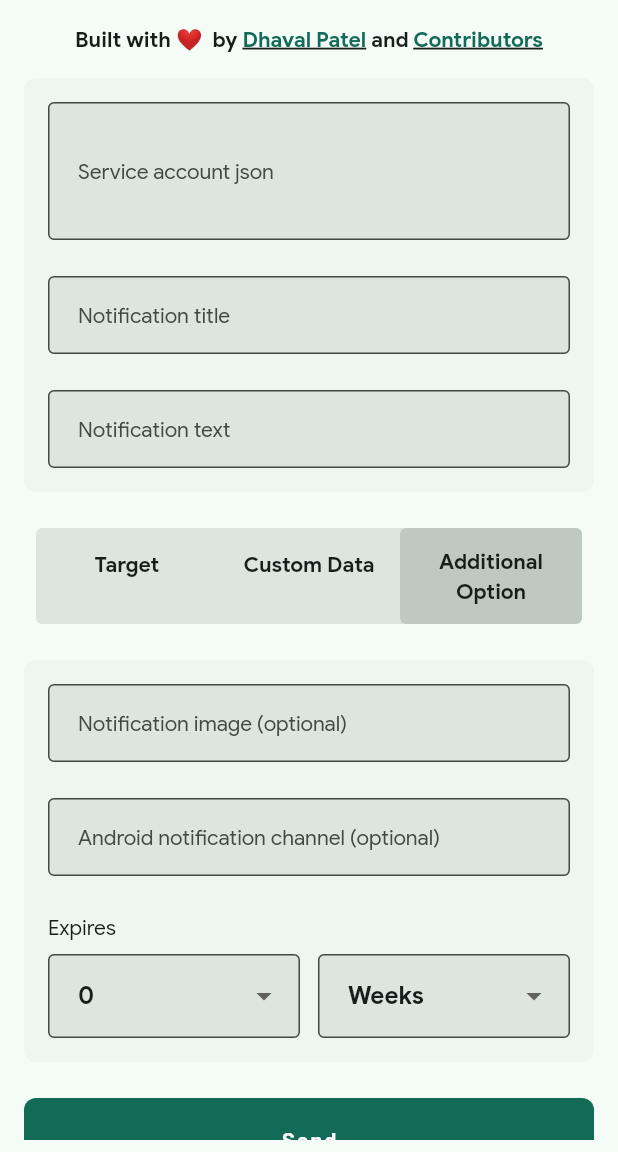
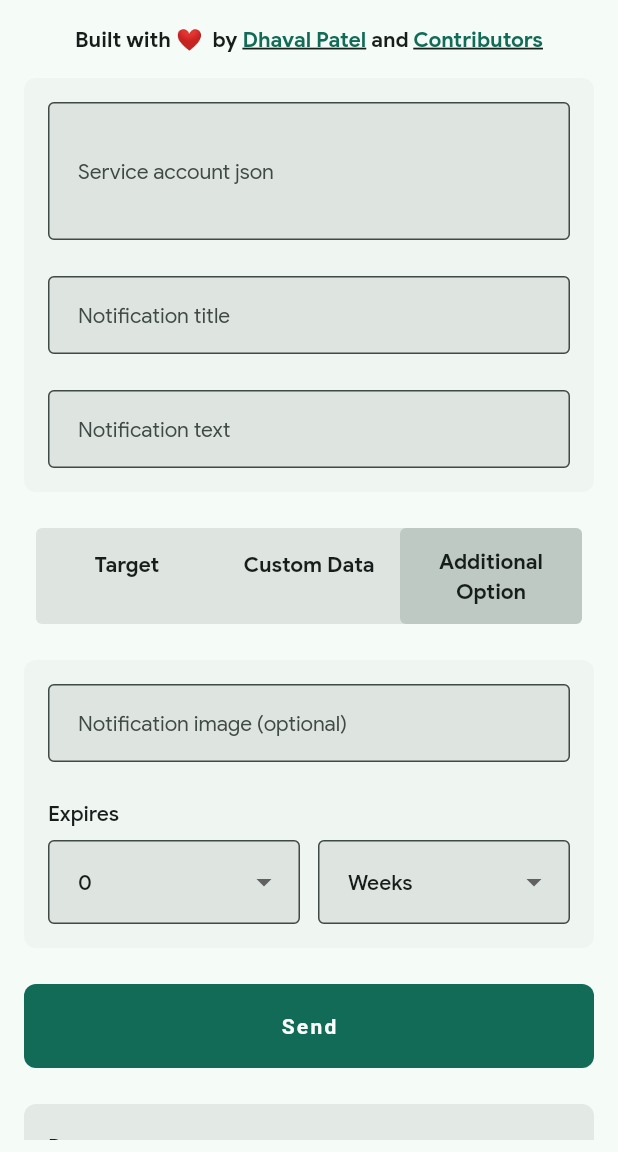
Before and after one commit to Dhaval2404/firebase-messaging-console, a Flutter app: the screen it shows after launch, after a tap on "Custom Data", after a tap on "Additional Option", on a phone screen of 412 x 824 dp, the part 84-1236 px from its top. Run offline on Flutter 3.47's test engine with Material 3 defaults, Android fonts, the phone set to English and light mode, and no system bars; our stand-ins replace dio, flutter_bloc, googleapis_auth; generated files the repository leaves out were written again.

Commit message:
Code fixes

```diff
--- a/lib/data/model/firebase_message.dart
+++ b/lib/data/model/firebase_message.dart
@@ -82,7 +82,7 @@ class AndroidConfig {
   Map<String, dynamic> toJson() {
     final map = <String, dynamic>{};
     map["priority"] = priority;
-    // map["ttl"] = ttl;
+    if (ttl > 0) map["ttl"] = ttl;
     return map;
   }
 }
--- a/lib/l10n/app_en.arb
+++ b/lib/l10n/app_en.arb
@@ -8,7 +8,7 @@
   "contributionInfo_and": " and ",
   "contributionInfo_contributors": "Contributors",
   "console_responseBody_title": "Response",
-  "console_responseBody_status_label": "Status\\t\\t",
+  "console_responseBody_status_label": "Status:\t\t",
   "console_responseBody_emptyResponse_message": "Click Send to get a response",
   "console_responseBody_inProgressResponse_message": "Sending a request",
   "console_responseBody_invalidResponse_message": "Could not sent request",
@@ -33,6 +33,10 @@
   "console_customData_value_label": "Value",
   "console_customData_value_hint": "Enter optional value",
   "console_additionalOption_title": "Additional Option",
+  "console_additionalOption_imageUrlInput_label": "Notification image (optional)",
+  "console_additionalOption_imageUrlInput_hint": "Example: https://yourapp.com/image.png",
+  "console_additionalOption_imageUrlInput_invalidError": "Please enter valid image url",
+  "console_additionalOption_expires_label": "Expires",
   "console_additionalOption_duration_weeks_label": "Weeks",
   "console_additionalOption_duration_days_label": "Days",
   "console_additionalOption_duration_hours_label": "Hours",
--- a/lib/ui/console/console_cubit.dart
+++ b/lib/ui/console/console_cubit.dart
@@ -1,4 +1,5 @@
 import 'package:fcm_app_tester/data/model/firebase_message.dart';
+import 'package:fcm_app_tester/data/model/message_duration.dart';
 import 'package:fcm_app_tester/data/model/service_account.dart';
 import 'package:fcm_app_tester/data/network/call_result.dart';
 import 'package:fcm_app_tester/data/network/console_repository.dart';
@@ -24,6 +25,9 @@ class ConsoleCubit extends Cubit<ConsoleState> {
   final tokenController = TextEditingController();
 
   final imageController = TextEditingController();
+
+  MessageDuration duration = MessageDuration.weeks;
+  int durationValue = 0;
 
   final Map<TextEditingController, TextEditingController> customData = {};
 
@@ -90,7 +94,9 @@ class ConsoleCubit extends Cubit<ConsoleState> {
           body: textController.text.trim(),
           image: imageController.text.trim(),
         ),
-        android: AndroidConfig(),
+        android: AndroidConfig(
+          ttl: duration.getDuration(durationValue).inSeconds
+        ),
         data: data,
       ),
     );
--- a/lib/ui/console/form/additional_option_form.dart
+++ b/lib/ui/console/form/additional_option_form.dart
@@ -1,4 +1,5 @@
 import 'package:fcm_app_tester/data/model/message_duration.dart';
+import 'package:fcm_app_tester/extension/build_context_extension.dart';
 import 'package:fcm_app_tester/ui/console/console_cubit.dart';
 import 'package:fcm_app_tester/ui/widget/app_text_field.dart';
 import 'package:fcm_app_tester/util/string_util.dart';
@@ -13,11 +14,6 @@ class AdditionalOptionForm extends StatefulWidget {
 }
 
 class AdditionalOptionFormState extends State<AdditionalOptionForm> {
-  MessageDuration _duration = MessageDuration.weeks;
-  int _durationValue = 0;
-
-  final _androidChannelController = TextEditingController();
-
   @override
   Widget build(BuildContext context) {
     final cubit = context.read<ConsoleCubit>();
@@ -40,32 +36,26 @@ class AdditionalOptionFormState extends State<AdditionalOptionForm> {
     var cubit = context.read<ConsoleCubit>();
     return <Widget>[
       AppTextField(
-        labelText: "Notification image (optional)",
-        hintText: "Example: https://yourapp.com/image.png",
+        labelText: context.l10n.console_additionalOption_imageUrlInput_label,
+        hintText: context.l10n.console_additionalOption_imageUrlInput_hint,
         controller: cubit.imageController,
         validator: (arg) {
           if (arg == null || arg.isEmpty) {
             return null;
           } else if (!StringUtil.isValidUrl(arg)) {
-            return "Please enter valid image url";
+            return context.l10n.console_additionalOption_imageUrlInput_invalidError;
           } else {
             return null;
           }
         },
       ),
       const SizedBox(height: 24),
-      AppTextField(
-        labelText: "Android notification channel (optional)",
-        hintText: "",
-        controller: _androidChannelController,
-      ),
-      const SizedBox(height: 24),
       Align(
         alignment: Alignment.centerLeft,
         child: Text(
-          "Expires",
+          context.l10n.console_additionalOption_expires_label,
           style: Theme.of(context).textTheme.bodyMedium?.copyWith(
-                fontWeight: FontWeight.normal,
+                fontWeight: FontWeight.w500,
               ),
         ),
       ),
@@ -79,20 +69,25 @@ class AdditionalOptionFormState extends State<AdditionalOptionForm> {
             Flexible(
               flex: 1,
               child: DropdownButtonFormField<int>(
-                value: _durationValue,
+                value: cubit.durationValue,
                 elevation: 16,
                 decoration: const InputDecoration(
                   border: OutlineInputBorder(),
                 ),
                 onChanged: (newValue) {
                   setState(() {
-                    _durationValue = newValue ?? 0;
+                    cubit.durationValue = newValue ?? 0;
                   });
                 },
-                items: _duration.range.map<DropdownMenuItem<int>>((value) {
+                items: cubit.duration.range.map<DropdownMenuItem<int>>((value) {
                   return DropdownMenuItem<int>(
                     value: value,
-                    child: Text(value.toString()),
+                    child: Text(
+                      value.toString(),
+                      style: Theme.of(context).textTheme.bodyMedium?.copyWith(
+                            fontWeight: FontWeight.w500,
+                          ),
+                    ),
                   );
                 }).toList(),
               ),
@@ -101,7 +96,7 @@ class AdditionalOptionFormState extends State<AdditionalOptionForm> {
             Flexible(
               flex: 1,
               child: DropdownButtonFormField<MessageDuration>(
-                value: _duration,
+                value: cubit.duration,
                 elevation: 16,
                 decoration: const InputDecoration(
                   border: OutlineInputBorder(),
@@ -109,16 +104,21 @@ class AdditionalOptionFormState extends State<AdditionalOptionForm> {
                 onChanged: (newValue) {
                   if (newValue == null) return;
                   setState(() {
-                    if (newValue.maxValue < _durationValue) {
-                      _durationValue = newValue.maxValue;
+                    if (newValue.maxValue < cubit.durationValue) {
+                      cubit.durationValue = newValue.maxValue;
                     }
-                    _duration = newValue;
+                    cubit.duration = newValue;
                   });
                 },
                 items: MessageDuration.values.map<DropdownMenuItem<MessageDuration>>((value) {
                   return DropdownMenuItem<MessageDuration>(
                     value: value,
-                    child: Text(value.name),
+                    child: Text(
+                      value.name,
+                      style: Theme.of(context).textTheme.bodyMedium?.copyWith(
+                            fontWeight: FontWeight.w500,
+                          ),
+                    ),
                   );
                 }).toList(),
               ),
--- a/lib/ui/console/form/custom_data_form.dart
+++ b/lib/ui/console/form/custom_data_form.dart
@@ -48,11 +48,11 @@ class CustomDataFormState extends State<CustomDataForm> {
           param: param,
           isFirst: i == 0,
           onAdd: () {
-            customData.remove(param.key);
+            customData[TextEditingController()] = TextEditingController();
             _updateWidgets();
           },
           onRemove: () {
-            customData[TextEditingController()] = TextEditingController();
+            customData.remove(param.key);
             _updateWidgets();
           },
         ),
```
Also changed, not shown: 1 other file.
